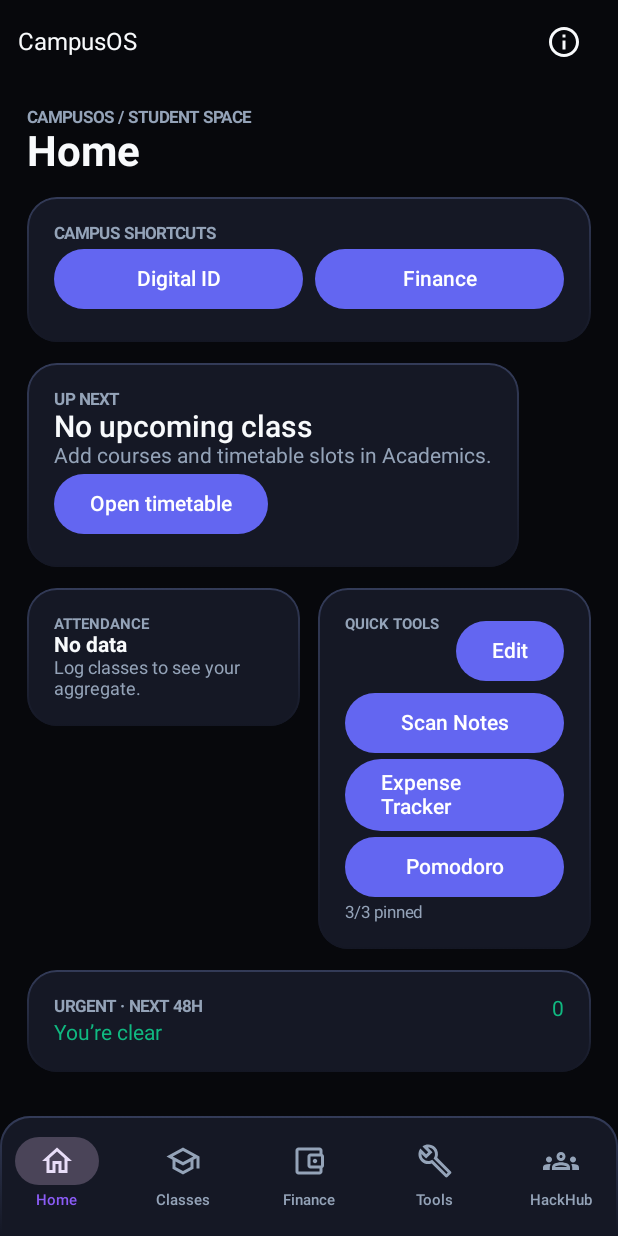
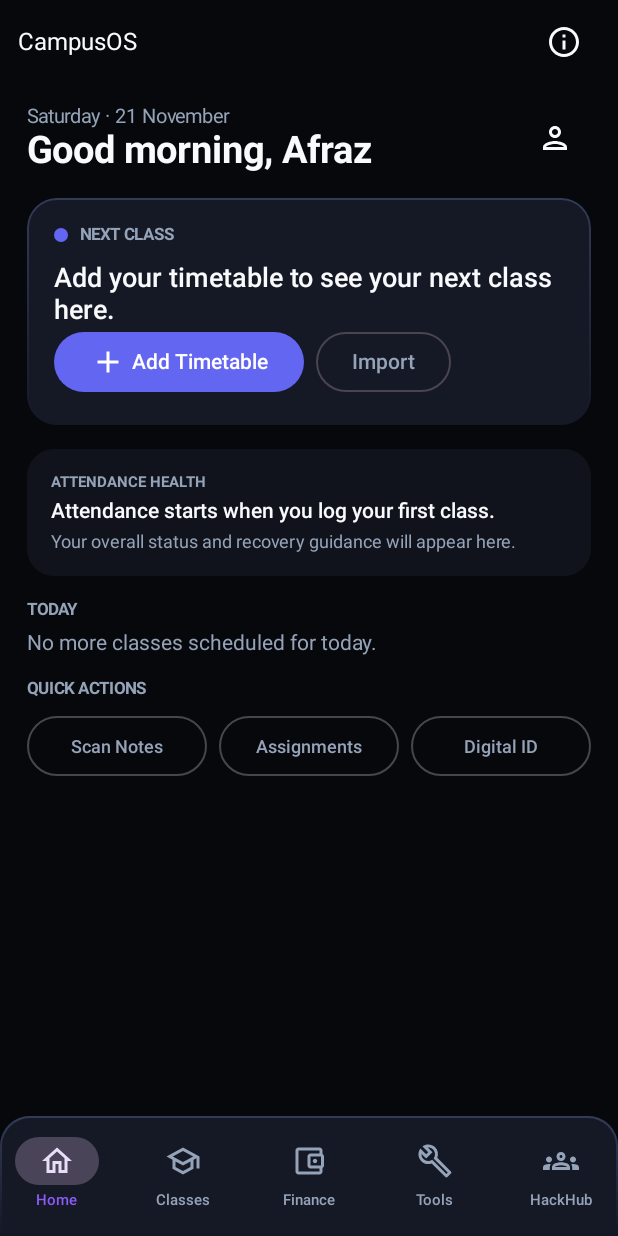
Before and after one commit to Afraz-Dev-Pro/Afraz-CampusOS, an Android app built with Jetpack Compose: the screen it shows after launch (MainActivity), on a phone screen of 412 x 824 dp. Run offline under Robolectric (Android 15) with nearby library versions, the phone set to English and light mode, and no system bars; our stand-ins replace Dagger/Hilt's generated code, Room's generated code.

Commit message:
feat: add Campus Current home dashboard

```diff
--- a/app/src/main/java/com/afraz/campusos/MainActivity.kt
+++ b/app/src/main/java/com/afraz/campusos/MainActivity.kt
@@ -55,7 +55,7 @@ import com.afraz.campusos.core.designsystem.GlassBorderTop
 import com.afraz.campusos.core.designsystem.GlassFill
 import com.afraz.campusos.feature_academics.AcademicsScreen
 import com.afraz.campusos.feature_dashboard.AboutScreen
-import com.afraz.campusos.feature_dashboard.DashboardScreen
+import com.afraz.campusos.feature_dashboard.HomeScreen
 import com.afraz.campusos.feature_hackhub.HackHubScreen
 import com.afraz.campusos.feature_toolkit.FinanceScreen
 import com.afraz.campusos.feature_toolkit.ToolkitScreen
@@ -223,15 +223,16 @@ private fun CampusNavScaffold(
                     modifier = Modifier.weight(1f)
                 ) {
                     composable<CampusRoute.Dashboard> {
-                        DashboardScreen(
-                            onOpenToolkit = { navController.navigateTo(CampusRoute.Toolkit) },
+                        HomeScreen(
+                            onOpenClasses = { navController.navigateTo(CampusRoute.Academics) },
+                            onOpenImport = { navController.navigateTo(CampusRoute.Academics) },
+                            onOpenProfile = { navController.navigateTo(CampusRoute.About) },
+                            onOpenFinance = { navController.navigateTo(CampusRoute.Finance) },
+                            onOpenTools = { navController.navigateTo(CampusRoute.Toolkit) },
                             onOpenScanner = {
                                 navController.navigateTo(CampusRoute.Toolkit)
                                 onScannerRequested()
-                            },
-                            onOpenAcademics = { navController.navigateTo(CampusRoute.Academics) },
-                            onOpenFinance = { navController.navigateTo(CampusRoute.Finance) },
-                            onOpenDigitalId = { navController.navigateTo(CampusRoute.DigitalId) }
+                            }
                         )
                     }
                     composable<CampusRoute.Academics> { AcademicsScreen() }
--- /dev/null
+++ b/app/src/main/java/com/afraz/campusos/feature_dashboard/HomeScreen.kt
@@ -0,0 +1,328 @@
+package com.afraz.campusos.feature_dashboard
+
+import android.content.ActivityNotFoundException
+import android.content.Intent
+import androidx.compose.foundation.background
+import androidx.compose.foundation.layout.Arrangement
+import androidx.compose.foundation.layout.Box
+import androidx.compose.foundation.layout.Column
+import androidx.compose.foundation.layout.PaddingValues
+import androidx.compose.foundation.layout.Row
+import androidx.compose.foundation.layout.Spacer
+import androidx.compose.foundation.layout.WindowInsets
+import androidx.compose.foundation.layout.WindowInsetsSides
+import androidx.compose.foundation.layout.fillMaxSize
+import androidx.compose.foundation.layout.fillMaxWidth
+import androidx.compose.foundation.layout.height
+import androidx.compose.foundation.layout.only
+import androidx.compose.foundation.layout.padding
+import androidx.compose.foundation.layout.safeDrawing
+import androidx.compose.foundation.layout.size
+import androidx.compose.foundation.layout.width
+import androidx.compose.foundation.layout.windowInsetsPadding
+import androidx.compose.foundation.lazy.LazyColumn
+import androidx.compose.foundation.shape.CircleShape
+import androidx.compose.foundation.shape.RoundedCornerShape
+import androidx.compose.material.icons.Icons
+import androidx.compose.material.icons.outlined.Add
+import androidx.compose.material.icons.outlined.Close
+import androidx.compose.material.icons.outlined.Person
+import androidx.compose.material3.Button
+import androidx.compose.material3.Icon
+import androidx.compose.material3.IconButton
+import androidx.compose.material3.MaterialTheme
+import androidx.compose.material3.OutlinedButton
+import androidx.compose.material3.Surface
+import androidx.compose.material3.Text
+import androidx.compose.runtime.Composable
+import androidx.compose.runtime.LaunchedEffect
+import androidx.compose.runtime.collectAsState
+import androidx.compose.runtime.getValue
+import androidx.compose.runtime.mutableLongStateOf
+import androidx.compose.runtime.mutableStateOf
+import androidx.compose.runtime.remember
+import androidx.compose.runtime.setValue
+import androidx.compose.ui.Alignment
+import androidx.compose.ui.Modifier
+import androidx.compose.ui.draw.clip
+import androidx.compose.ui.platform.LocalContext
+import androidx.compose.ui.text.font.FontWeight
+import androidx.compose.ui.tooling.preview.Preview
+import androidx.compose.ui.unit.dp
+import androidx.compose.ui.unit.sp
+import androidx.hilt.navigation.compose.hiltViewModel
+import com.afraz.campusos.core.designsystem.AccentIndigo
+import com.afraz.campusos.core.designsystem.GlassCard
+import com.afraz.campusos.core.designsystem.NumberText
+import com.afraz.campusos.core.designsystem.StatusDanger
+import com.afraz.campusos.core.designsystem.StatusSafe
+import com.afraz.campusos.core.designsystem.StatusWarn
+import com.afraz.campusos.core.designsystem.SurfaceBento
+import com.afraz.campusos.core.designsystem.TextPrimary
+import com.afraz.campusos.core.designsystem.TextSecondary
+import com.afraz.campusos.core.util.OemBatteryHelper
+import com.afraz.campusos.data.CourseEntity
+import com.afraz.campusos.data.ScheduleSlotEntity
+import com.afraz.campusos.data.TaskEntity
+import com.afraz.campusos.ui.theme.CampusOsTheme
+import java.text.SimpleDateFormat
+import java.util.Date
+import java.util.Locale
+import kotlin.math.ceil
+
+@Composable
+fun HomeScreen(
+    onOpenClasses: () -> Unit,
+    onOpenImport: () -> Unit,
+    onOpenProfile: () -> Unit,
+    onOpenFinance: () -> Unit,
+    onOpenTools: () -> Unit,
+    onOpenScanner: () -> Unit,
+    viewModel: HomeViewModel = hiltViewModel()
+) {
+    val state by viewModel.state.collectAsState()
+    val context = LocalContext.current
+    var now by remember { mutableLongStateOf(System.currentTimeMillis()) }
+    LaunchedEffect(Unit) {
+        while (true) {
+            now = System.currentTimeMillis()
+            kotlinx.coroutines.delay(15_000L)
+        }
+    }
+    HomeScreenContent(
+        state = state,
+        now = now,
+        onOpenClasses = onOpenClasses,
+        onOpenImport = onOpenImport,
+        onOpenProfile = onOpenProfile,
+        onOpenFinance = onOpenFinance,
+        onOpenTools = onOpenTools,
+        onOpenScanner = onOpenScanner,
+        onDismissBatteryNotice = viewModel::dismissBatteryNotice,
+        onOpenBatterySettings = {
+            try {
+                context.startActivity(OemBatteryHelper.requestIntent(context))
+            } catch (_: ActivityNotFoundException) {
+                context.startActivity(Intent(android.provider.Settings.ACTION_APPLICATION_DETAILS_SETTINGS).setData(android.net.Uri.parse("package:${context.packageName}")))
+            }
+        }
+    )
+}
+
+@Composable
+private fun HomeScreenContent(
+    state: HomeState,
+    now: Long,
+    onOpenClasses: () -> Unit,
+    onOpenImport: () -> Unit,
+    onOpenProfile: () -> Unit,
+    onOpenFinance: () -> Unit,
+    onOpenTools: () -> Unit,
+    onOpenScanner: () -> Unit,
+    onDismissBatteryNotice: () -> Unit,
+    onOpenBatterySettings: () -> Unit
+) {
+    val date = remember(now) { SimpleDateFormat("EEEE · d MMMM", Locale.ENGLISH).format(Date(now)) }
+    val hour = remember(now) { java.util.Calendar.getInstance().apply { timeInMillis = now }.get(java.util.Calendar.HOUR_OF_DAY) }
+    val greeting = when (hour) { in 5..11 -> "Good morning, Afraz"; in 12..16 -> "Good afternoon, Afraz"; in 17..21 -> "Good evening, Afraz"; else -> "Good night, Afraz" }
+    LazyColumn(
+        modifier = Modifier
+            .fillMaxSize()
+            .windowInsetsPadding(WindowInsets.safeDrawing.only(WindowInsetsSides.Horizontal))
+            .padding(horizontal = 18.dp),
+        contentPadding = PaddingValues(top = 12.dp, bottom = 24.dp),
+        verticalArrangement = Arrangement.spacedBy(16.dp)
+    ) {
+        item {
+            Row(Modifier.fillMaxWidth(), verticalAlignment = Alignment.CenterVertically) {
+                Column(Modifier.weight(1f)) {
+                    Text(date, color = TextSecondary, fontSize = 13.sp)
+                    Text(greeting, color = TextPrimary, fontSize = 25.sp, fontWeight = FontWeight.Bold)
+                }
+                IconButton(onClick = onOpenProfile, modifier = Modifier.size(48.dp)) {
+                    Icon(Icons.Outlined.Person, contentDescription = "Profile", tint = TextPrimary)
+                }
+            }
+        }
+        item { NextClassPanel(state.nextClass, now, onOpenClasses, onOpenImport) }
+        item { AttendanceHealth(state.aggregateAttendance, state.weakestCourse) }
+        item { TodayTimeline(state.todayClasses, now) }
+        state.urgentTask?.let { task ->
+            item {
+                Surface(color = SurfaceBento, shape = RoundedCornerShape(16.dp), modifier = Modifier.fillMaxWidth()) {
+                    Row(Modifier.padding(horizontal = 16.dp, vertical = 14.dp), verticalAlignment = Alignment.CenterVertically) {
+                        Box(Modifier.size(9.dp).clip(CircleShape).background(StatusWarn))
+                        Spacer(Modifier.width(12.dp))
+                        Column(Modifier.weight(1f)) {
+                            Text("DUE SOON · ${task.category}", color = StatusWarn, fontSize = 10.sp, fontWeight = FontWeight.Bold)
+                            Text(task.title, color = TextPrimary, fontWeight = FontWeight.SemiBold, maxLines = 1)
+                        }
+                        NumberText(countdown(task.dueEpochMillis - now), fontSize = 12.sp)
+                    }
+                }
+            }
+        }
+        if (state.pinnedActions.isNotEmpty()) {
+            item {
+                Column(verticalArrangement = Arrangement.spacedBy(8.dp)) {
+                    Text("QUICK ACTIONS", color = TextSecondary, fontSize = 11.sp, fontWeight = FontWeight.Bold)
+                    Row(horizontalArrangement = Arrangement.spacedBy(8.dp)) {
+                        state.pinnedActions.take(3).forEach { action ->
+                            OutlinedButton(
+                                onClick = when (action) {
+                                    "Scan Notes" -> onOpenScanner
+                                    "Assignments", "Timetable" -> onOpenClasses
+                                    "Finance" -> onOpenFinance
+                                    else -> onOpenTools
+                                },
+                                contentPadding = PaddingValues(horizontal = 12.dp, vertical = 8.dp),
+                                modifier = Modifier.weight(1f)
+                            ) { Text(action, maxLines = 1, fontSize = 12.sp) }
+                        }
+                    }
+                }
+            }
+        }
+        if (state.batteryRestrictionsActive && !state.batteryNoticeDismissed) {
+            item {
+                Surface(color = SurfaceBento, shape = RoundedCornerShape(16.dp), modifier = Modifier.fillMaxWidth()) {
+                    Column(Modifier.padding(14.dp), verticalArrangement = Arrangement.spacedBy(8.dp)) {
+                        Row(verticalAlignment = Alignment.CenterVertically) {
+                            Text("Background limits are active", color = StatusWarn, fontWeight = FontWeight.Bold, modifier = Modifier.weight(1f))
+                            IconButton(onClick = onDismissBatteryNotice, modifier = Modifier.size(48.dp)) {
+                                Icon(Icons.Outlined.Close, contentDescription = "Dismiss battery notice", tint = TextSecondary)
+                            }
+                        }
+                        Text("Your ${android.os.Build.MANUFACTURER} device may delay class and focus reminders.", color = TextSecondary, fontSize = 13.sp)
+                        OutlinedButton(onClick = onOpenBatterySettings) { Text("Review background access") }
+                    }
+                }
+            }
+        }
+    }
+}
+
+@Composable
+private fun NextClassPanel(next: HomeClassItem?, now: Long, onAddTimetable: () -> Unit, onImport: () -> Unit) {
+    GlassCard {
+        Row(verticalAlignment = Alignment.CenterVertically) {
+            Box(Modifier.size(9.dp).clip(CircleShape).background(AccentIndigo))
+            Spacer(Modifier.width(8.dp))
+            Text("NEXT CLASS", color = TextSecondary, fontSize = 11.sp, fontWeight = FontWeight.Bold)
+            Spacer(Modifier.weight(1f))
+            if (next != null) NumberText("· ${countdown(next.startsAt - now).uppercase()}", fontSize = 12.sp)
+        }
+        Spacer(Modifier.height(12.dp))
+        if (next == null) {
+            Text("Add your timetable to see your next class here.", color = TextPrimary, fontSize = 18.sp, fontWeight = FontWeight.SemiBold)
+            Row(horizontalArrangement = Arrangement.spacedBy(8.dp)) {
+                Button(onClick = onAddTimetable) { Icon(Icons.Outlined.Add, contentDescription = null); Spacer(Modifier.width(4.dp)); Text("Add Timetable") }
+                OutlinedButton(onClick = onImport) { Text("Import") }
+            }
+        } else {
+            Text(next.course.name, color = TextPrimary, fontSize = 22.sp, fontWeight = FontWeight.Bold)
+            Spacer(Modifier.height(4.dp))
+            NumberText("${formatTime(next.slot.startMinutes)}–${formatTime(next.slot.endMinutes)}", fontSize = 15.sp)
+            Spacer(Modifier.height(6.dp))
+            Text("Room ${next.course.room.ifBlank { "—" }} · ${next.course.professor.ifBlank { "Professor not set" }}", color = TextSecondary, fontSize = 13.sp)
+        }
+    }
+}
+
+@Composable
+private fun AttendanceHealth(aggregate: Double?, weakest: CourseEntity?) {
+    Surface(color = SurfaceBento, shape = RoundedCornerShape(18.dp), modifier = Modifier.fillMaxWidth()) {
+        Column(Modifier.padding(16.dp), verticalArrangement = Arrangement.spacedBy(5.dp)) {
+            Text("ATTENDANCE HEALTH", color = TextSecondary, fontSize = 10.sp, fontWeight = FontWeight.Bold)
+            if (aggregate == null || weakest == null) {
+                Text("Attendance starts when you log your first class.", color = TextPrimary, fontWeight = FontWeight.Medium)
+                Text("Your overall status and recovery guidance will appear here.", color = TextSecondary, fontSize = 12.sp)
+            } else {
+                val weakestRatio = weakest.attendedClasses.toDouble() / weakest.totalClasses
+                val color = when { aggregate >= 75.0 -> StatusSafe; aggregate >= 70.0 -> StatusWarn; else -> StatusDanger }
+                val cue = if (weakestRatio >= weakest.targetPercentage) {
+                    "${weakest.code} is on track for its ${(weakest.targetPercentage * 100).toInt()}% target."
+                } else {
+                    val classes = ceil((weakest.targetPercentage * weakest.totalClasses - weakest.attendedClasses) / (1.0 - weakest.targetPercentage)).toInt().coerceAtLeast(1)
+                    "Attend next $classes classes to reach ${(weakest.targetPercentage * 100).toInt()}%."
+                }
+                Row(verticalAlignment = Alignment.CenterVertically) {
+                    NumberText("${"%.1f".format(Locale.ENGLISH, aggregate)}%", fontSize = 22.sp)
+                    Spacer(Modifier.width(10.dp))
+                    Text(when { aggregate >= 75.0 -> "On track"; aggregate >= 70.0 -> "Attention"; else -> "Needs recovery" }, color = color, fontWeight = FontWeight.Bold)
+                }
+                Text("Lowest: ${weakest.name} · ${weakest.attendedClasses}/${weakest.totalClasses}", color = color, fontSize = 13.sp)
+                Text(cue, color = TextSecondary, fontSize = 12.sp)
+            }
+        }
+    }
+}
+
+@Composable
+private fun TodayTimeline(classes: List<HomeClassItem>, now: Long) {
+    Column {
+        Text("TODAY", color = TextSecondary, fontSize = 11.sp, fontWeight = FontWeight.Bold, modifier = Modifier.padding(bottom = 8.dp))
+        if (classes.isEmpty()) {
+            Text("No more classes scheduled for today.", color = TextSecondary, fontSize = 14.sp)
+        } else {
+            Row(Modifier.fillMaxWidth()) {
+                Column(Modifier.width(22.dp), horizontalAlignment = Alignment.CenterHorizontally) {
+                    Box(Modifier.size(10.dp).clip(CircleShape).background(AccentIndigo))
+                    Box(Modifier.width(2.dp).height((classes.size * 100).dp).background(AccentIndigo.copy(alpha = 0.55f)))
+                }
+                Column(Modifier.weight(1f), verticalArrangement = Arrangement.spacedBy(10.dp)) {
+                    Text("NOW", color = AccentIndigo, fontSize = 10.sp, fontWeight = FontWeight.Bold)
+                    classes.forEachIndexed { index, item ->
+                        Surface(color = SurfaceBento, shape = RoundedCornerShape(14.dp), modifier = Modifier.fillMaxWidth()) {
+                            Row(Modifier.padding(13.dp), verticalAlignment = Alignment.CenterVertically) {
+                                Column(Modifier.weight(1f)) {
+                                    NumberText("${formatEpochTime(item.startsAt)}–${formatEpochTime(item.endsAt)}", fontSize = 12.sp)
+                                    Text(item.course.name, color = TextPrimary, fontWeight = FontWeight.SemiBold)
+                                    Text("${item.course.code} · ${item.course.room}", color = TextSecondary, fontSize = 12.sp)
+                                }
+                                if (index == 0 && item.startsAt <= now) Text("NEXT", color = AccentIndigo, fontSize = 10.sp, fontWeight = FontWeight.Bold)
+                            }
+                        }
+                    }
+                }
+            }
+        }
+    }
+}
+
+private fun formatTime(minutes: Int): String = String.format(Locale.getDefault(), "%02d:%02d", minutes / 60, minutes % 60)
+private fun formatEpochTime(epochMillis: Long): String = SimpleDateFormat("HH:mm", Locale.getDefault()).format(Date(epochMillis))
+private fun countdown(milliseconds: Long): String {
+    if (milliseconds <= 0L) return "NOW"
+    val minutes = (milliseconds + 59_999L) / 60_000L
+    val days = minutes / (60 * 24)
+    val hours = (minutes / 60) % 24
+    val remaining = minutes % 60
+    return when { days > 0 -> "${days}d ${hours}h"; hours > 0 -> "${hours}h ${remaining}m"; else -> "$minutes MIN" }
+}
+
+@Preview(showBackground = true, backgroundColor = 0xFF07080C)
+@Composable
+private fun HomeStatePreviewToggles() {
+    var populated by remember { mutableStateOf(true) }
+    val now = remember { System.currentTimeMillis() }
+    val sampleCourse = CourseEntity("preview", "Data Structures", "CS204", "Dr. Rao", "B-204", 14, 18, 0.75, 4)
+    val sampleSlot = ScheduleSlotEntity("preview-slot", sampleCourse.id, java.util.Calendar.getInstance().get(java.util.Calendar.DAY_OF_WEEK).let { if (it == 1) 7 else it - 1 }, 600, 650)
+    val sampleState = if (populated) HomeState(
+        nextClass = HomeClassItem(sampleCourse, sampleSlot, now + 18 * 60_000L, now + 68 * 60_000L),
+        todayClasses = listOf(HomeClassItem(sampleCourse, sampleSlot, now + 18 * 60_000L, now + 68 * 60_000L)),
+        aggregateAttendance = 77.8,
+        weakestCourse = sampleCourse,
+        urgentTask = TaskEntity("preview-task", sampleCourse.id, "Submit lab report", "ASSIGNMENT", now + 6 * 60 * 60_000L, 1, false),
+        batteryRestrictionsActive = true
+    ) else HomeState(pinnedActions = emptyList())
+    CampusOsTheme {
+        Column(Modifier.fillMaxSize().background(MaterialTheme.colorScheme.background)) {
+            Row(Modifier.fillMaxWidth().padding(8.dp), horizontalArrangement = Arrangement.spacedBy(8.dp)) {
+                Button(onClick = { populated = true }) { Text("Populated State") }
+                OutlinedButton(onClick = { populated = false }) { Text("Empty First-Run State") }
+            }
+            HomeScreenContent(sampleState, now, {}, {}, {}, {}, {}, {}, {}, {})
+        }
+    }
+}
--- /dev/null
+++ b/app/src/main/java/com/afraz/campusos/feature_dashboard/HomeViewModel.kt
@@ -0,0 +1,112 @@
+package com.afraz.campusos.feature_dashboard
+
+import android.content.Context
+import androidx.datastore.core.DataStore
+import androidx.datastore.preferences.core.Preferences
+import androidx.datastore.preferences.core.booleanPreferencesKey
+import androidx.datastore.preferences.core.edit
+import androidx.datastore.preferences.core.stringSetPreferencesKey
+import androidx.lifecycle.ViewModel
+import androidx.lifecycle.viewModelScope
+import com.afraz.campusos.core.util.OemBatteryHelper
+import com.afraz.campusos.data.AppDatabase
+import com.afraz.campusos.data.CourseEntity
+import com.afraz.campusos.data.ScheduleSlotEntity
+import com.afraz.campusos.data.TaskEntity
+import com.afraz.campusos.feature_academics.alarm.CampusAlarmScheduler
+import dagger.hilt.android.lifecycle.HiltViewModel
+import dagger.hilt.android.qualifiers.ApplicationContext
+import kotlinx.coroutines.Dispatchers
+import kotlinx.coroutines.flow.SharingStarted
+import kotlinx.coroutines.flow.StateFlow
+import kotlinx.coroutines.flow.combine
+import kotlinx.coroutines.flow.stateIn
+import kotlinx.coroutines.launch
+import java.util.Calendar
+import javax.inject.Inject
+
+data class HomeClassItem(val course: CourseEntity, val slot: ScheduleSlotEntity, val startsAt: Long, val endsAt: Long)
+
+data class HomeState(
+    val nextClass: HomeClassItem? = null,
+    val todayClasses: List<HomeClassItem> = emptyList(),
+    val aggregateAttendance: Double? = null,
+    val weakestCourse: CourseEntity? = null,
+    val urgentTask: TaskEntity? = null,
+    val pinnedActions: List<String> = DEFAULT_PINNED,
+    val batteryRestrictionsActive: Boolean = false,
+    val batteryNoticeDismissed: Boolean = false
+) {
+    companion object { val DEFAULT_PINNED = listOf("Scan Notes", "Assignments", "Digital ID") }
+}
+
+@HiltViewModel
+class HomeViewModel @Inject constructor(
+    database: AppDatabase,
+    private val settings: DataStore<Preferences>,
+    @ApplicationContext private val context: Context
+) : ViewModel() {
+    private val pinnedKey = stringSetPreferencesKey("dashboard_pinned_tools")
+    private val dismissedKey = booleanPreferencesKey("battery_warning_dismissed")
+
+    val state: StateFlow<HomeState> = combine(
+        database.courseDao().observeAll(),
+        database.scheduleSlotDao().observeAll(),
+        database.taskDao().observeAll(),
+        settings.data
+    ) { courses, slots, tasks, prefs ->
+        val now = System.currentTimeMillis()
+        val byCourse = courses.associateBy(CourseEntity::id)
+        val today = Calendar.getInstance().get(Calendar.DAY_OF_WEEK).let { if (it == Calendar.SUNDAY) 7 else it - 1 }
+        val currentDaySlots = slots.filter { it.dayOfWeek == today }
+        val todayItems = currentDaySlots.mapNotNull { slot ->
+            val course = byCourse[slot.courseId] ?: return@mapNotNull null
+            val start = calendarTime(now, slot.startMinutes)
+            val end = calendarTime(now, slot.endMinutes)
+            HomeClassItem(course, slot, start, end)
+        }.filter { it.endsAt > now }.take(2)
+        val next = slots.mapNotNull { slot ->
+            val course = byCourse[slot.courseId] ?: return@mapNotNull null
+            val start = CampusAlarmScheduler.nextClassStart(slot, now - 1)
+            HomeClassItem(course, slot, start, start + (slot.endMinutes - slot.startMinutes).coerceAtLeast(0) * 60_000L)
+        }.minByOrNull(HomeClassItem::startsAt)
+        val logged = courses.filter { it.totalClasses > 0 }
+        val total = logged.sumOf(CourseEntity::totalClasses)
+        val attended = logged.sumOf(CourseEntity::attendedClasses)
+        val urgent = tasks.asSequence()
+            .filter { !it.isCompleted && it.dueEpochMillis >= now && it.dueEpochMillis <= now + 48 * 60 * 60_000L }
+            .minByOrNull(TaskEntity::dueEpochMillis)
+        val catalog = listOf("Scan Notes", "Assignments", "Timetable", "Digital ID", "Finance", "Pomodoro", "PDF Maker")
+        val selected = prefs[pinnedKey] ?: HomeState.DEFAULT_PINNED.toSet()
+        HomeState(
+            nextClass = next,
+            todayClasses = todayItems,
+            aggregateAttendance = if (total == 0) null else attended * 100.0 / total,
+            weakestCourse = logged.minByOrNull { it.attendedClasses.toDouble() / it.totalClasses },
+            urgentTask = urgent,
+            pinnedActions = catalog.filter { it in selected }.take(3),
+            batteryRestrictionsActive = OemBatteryHelper.shouldShow(context),
+            batteryNoticeDismissed = prefs[dismissedKey] ?: false
+        )
+    }.stateIn(viewModelScope, SharingStarted.WhileSubscribed(5_000), HomeState())
+
+    fun togglePinnedAction(action: String) = viewModelScope.launch(Dispatchers.IO) {
+        settings.edit { prefs ->
+            val actions = (prefs[pinnedKey] ?: HomeState.DEFAULT_PINNED.toSet()).toMutableSet()
+            if (action in actions) actions.remove(action) else if (actions.size < 3) actions.add(action)
+            prefs[pinnedKey] = actions
+        }
+    }
+
+    fun dismissBatteryNotice() = viewModelScope.launch(Dispatchers.IO) {
+        settings.edit { it[dismissedKey] = true }
+    }
+
+    private fun calendarTime(now: Long, minutes: Int): Long = Calendar.getInstance().apply {
+        timeInMillis = now
+        set(Calendar.HOUR_OF_DAY, minutes / 60)
+        set(Calendar.MINUTE, minutes % 60)
+        set(Calendar.SECOND, 0)
+        set(Calendar.MILLISECOND, 0)
+    }.timeInMillis
+}
```
